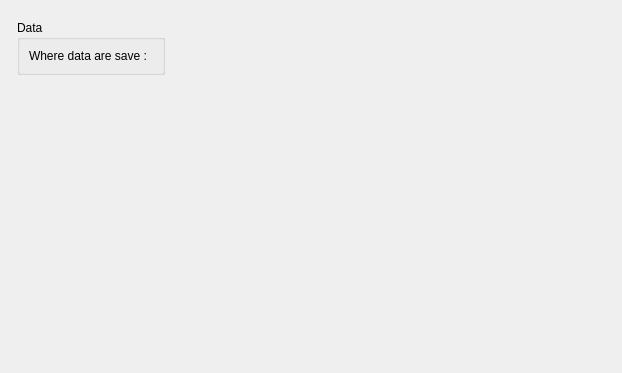
First picture: the form in src/config/GeneralSettings.ui, repository leroy-anthony/weshtunotes, before the edit.
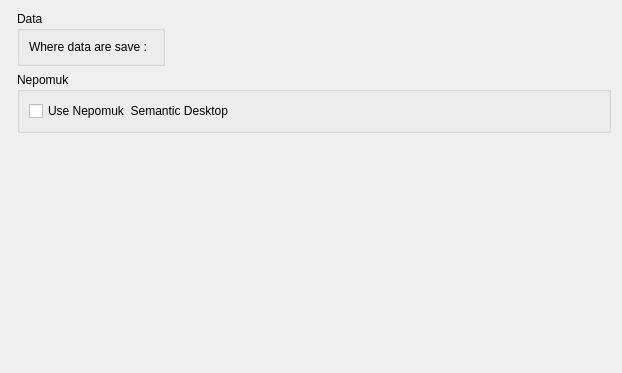
Second picture: the form after the edit. Custom widgets are drawn as their Qt base class.

Commit message: - add config dialog for synchronisation (can choose services of synchro) - add option to choose to use or not use nepomuk - improve code of synchronisation (use generic code)

```diff
--- a/src/config/GeneralSettings.ui
+++ b/src/config/GeneralSettings.ui
@@ -23,13 +23,6 @@
    <property name="fieldGrowthPolicy">
     <enum>QFormLayout::ExpandingFieldsGrow</enum>
    </property>
-   <item row="0" column="1">
-    <widget class="Line" name="line">
-     <property name="orientation">
-      <enum>Qt::Horizontal</enum>
-     </property>
-    </widget>
-   </item>
    <item row="1" column="1">
     <widget class="QGroupBox" name="groupBox">
      <property name="title">
@@ -49,6 +42,35 @@
      </layout>
     </widget>
    </item>
+   <item row="2" column="1">
+    <widget class="QGroupBox" name="groupBox_2">
+     <property name="title">
+      <string>Nepomuk</string>
+     </property>
+     <layout class="QFormLayout" name="formLayout_3">
+      <item row="0" column="0">
+       <widget class="QCheckBox" name="kcfg_useNepomuk">
+        <property name="text">
+         <string>Use Nepomuk  Semantic Desktop</string>
+        </property>
+       </widget>
+      </item>
+      <item row="0" column="1">
+       <spacer name="horizontalSpacer">
+        <property name="orientation">
+         <enum>Qt::Horizontal</enum>
+        </property>
+        <property name="sizeHint" stdset="0">
+         <size>
+          <width>40</width>
+          <height>20</height>
+         </size>
+        </property>
+       </spacer>
+      </item>
+     </layout>
+    </widget>
+   </item>
   </layout>
  </widget>
  <customwidgets>
```
The commit also changes 23 other files.
